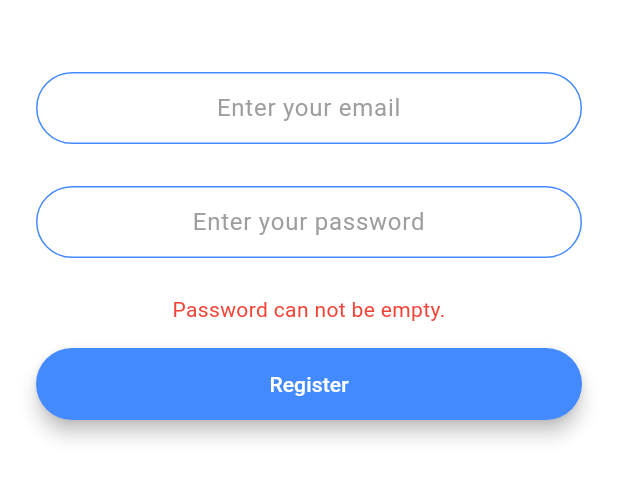
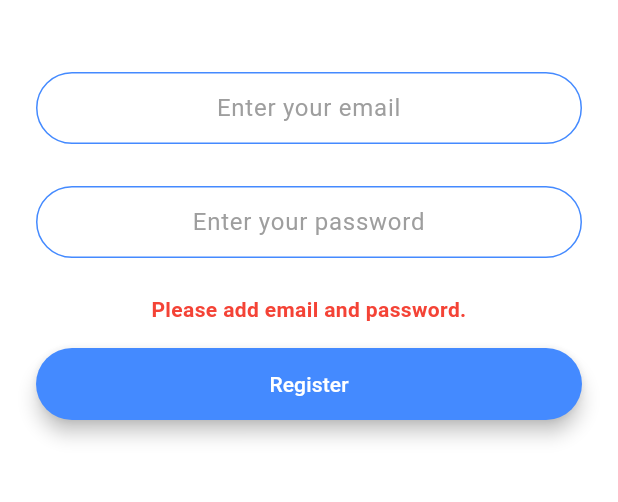
Before and after one commit to kokoaono/flutter_chat, a Flutter app: the RegistrationScreen screen opened directly, after a tap on "Register", on a phone screen of 412 x 824 dp, the part 546-1048 px from its top. Run offline on Flutter 3.47's test engine with Material 3 defaults, Android fonts, the phone set to English and light mode, and no system bars; our stand-ins replace cloud_firestore, firebase_auth, firebase_core, get; accounts and stored records are empty; statements that could not run were skipped.

```diff
--- a/lib/constants.dart
+++ b/lib/constants.dart
@@ -18,3 +18,8 @@ const kMessageContainerDecoration = BoxDecoration(
     top: BorderSide(color: Colors.lightBlueAccent, width: 2.0),
   ),
 );
+
+const kWarningMessageTextStyle = TextStyle(
+  color: Colors.red,
+  fontWeight: FontWeight.bold,
+);
--- a/lib/controllers/auth_controller.dart
+++ b/lib/controllers/auth_controller.dart
@@ -9,7 +9,7 @@ class AuthController extends GetxController {
   final RxList<MessageData> messagesList = <MessageData>[].obs;
 
   final RxString errorMsg = ''.obs;
-  final RxString emailExist = ''.obs;
+  final RxString emailExistMsg = ''.obs;
 
   final TextEditingController emailController = TextEditingController();
   final TextEditingController passwordController = TextEditingController();
@@ -18,10 +18,10 @@ class AuthController extends GetxController {
   final _auth = FirebaseAuth.instance;
   final db = FirebaseFirestore.instance;
 
-  String? validatePassword(String password) {
-    if (password.isEmpty) {
-      return errorMsg.value = 'Password can not be empty.';
-    } else if (password.length < 7) {
+  String? validator(String password, String email) {
+    if (password.isEmpty && email.isEmpty) {
+      return errorMsg.value = 'Please add email and password.';
+    } else if (password.length <= 6) {
       return errorMsg.value = 'Password must be longer than 6 characters';
     }
     return null;
@@ -50,7 +50,7 @@ class AuthController extends GetxController {
     } catch (e) {
       if (e is FirebaseAuthException) {
         if (e.code == "email-already-in-use") {
-          return emailExist.value = "E-Mail already in use.";
+          return emailExistMsg.value = "E-Mail already in use.";
         }
       } else {
         print("Other Error: $e");
--- a/lib/screens/registration_screen.dart
+++ b/lib/screens/registration_screen.dart
@@ -2,6 +2,8 @@ import 'package:flutter/material.dart';
 import 'package:flutter_chat/controllers/auth_controller.dart';
 import 'package:flutter_chat/screens/chat_screen.dart';
 import 'package:get/get.dart';
+
+import '../constants.dart';
 
 class RegistrationScreen extends GetView<AuthController> {
   const RegistrationScreen({super.key});
@@ -51,8 +53,8 @@ class RegistrationScreen extends GetView<AuthController> {
             const SizedBox(height: 8.0),
             Obx(
               () => Text(
-                controller.emailExist.value,
-                style: const TextStyle(color: Colors.red),
+                controller.emailExistMsg.value,
+                style: kWarningMessageTextStyle,
                 textAlign: TextAlign.center,
               ),
             ),
@@ -81,7 +83,7 @@ class RegistrationScreen extends GetView<AuthController> {
             const SizedBox(height: 24.0),
             Obx(() => Text(
                   controller.errorMsg.value,
-                  style: const TextStyle(color: Colors.red),
+                  style: kWarningMessageTextStyle,
                   textAlign: TextAlign.center,
                 )),
             Padding(
@@ -92,8 +94,10 @@ class RegistrationScreen extends GetView<AuthController> {
                 elevation: 5.0,
                 child: MaterialButton(
                   onPressed: () async {
-                    String? errorMsg = controller
-                        .validatePassword(controller.passwordController.text);
+                    String? errorMsg = controller.validator(
+                      controller.passwordController.text.trim(),
+                      controller.emailController.text.trim(),
+                    );
                     if (errorMsg != null) {
                       return;
                     } else {
@@ -102,7 +106,7 @@ class RegistrationScreen extends GetView<AuthController> {
                         controller.passwordController.text.trim(),
                       );
 
-                      if (emailExist != null) null;
+                      if (emailExist != null) return;
 
                       Get.dialog(
                         const Center(
```
